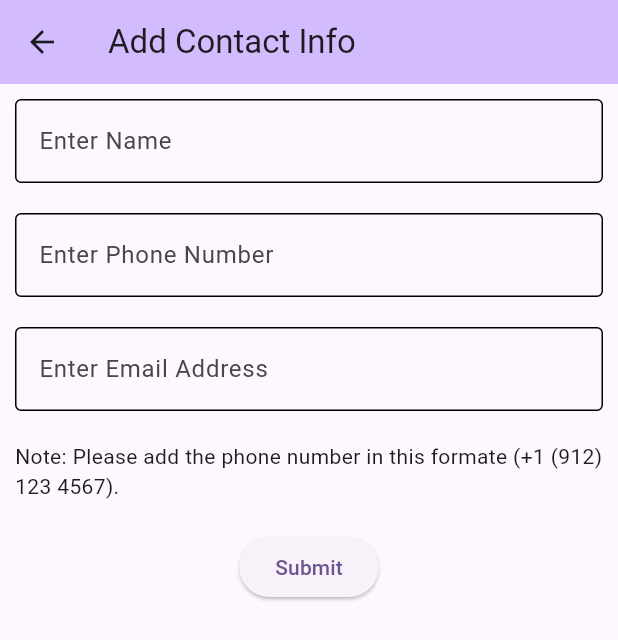
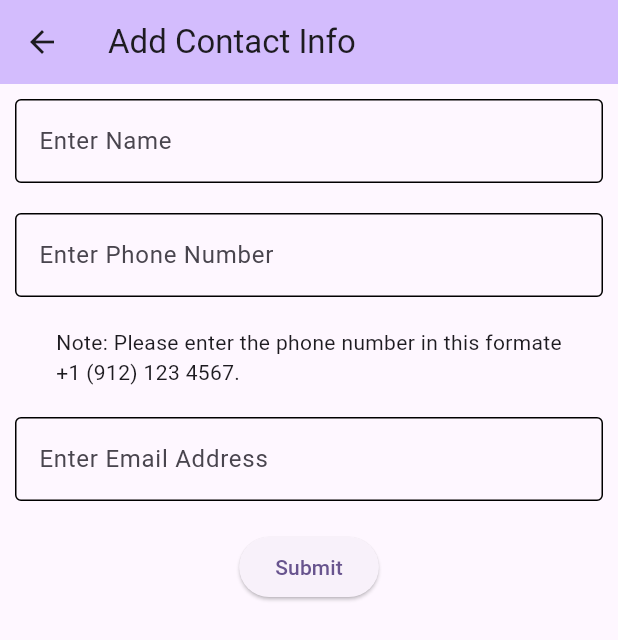
Before and after one commit to ravinwork/contact-view, a Flutter app: the AddContactView screen opened by its route, on a phone screen of 412 x 824 dp. Shown: the top 640 px of the screen. Run offline on Flutter 3.47's test engine with Material 3 defaults, Android fonts, the phone set to English and light mode, and no system bars; our stand-ins replace get.

Commit message:
Update the note string.

```diff
--- a/lib/const/app_string.dart
+++ b/lib/const/app_string.dart
@@ -13,5 +13,5 @@ class AppString {
   static final valiePhoneText = 'Check your phone number';
   static final searchText = 'Search';
   static final notePhoneNumberText =
-      'Note: Please add the phone number in this formate (+1 (912) 123 4567).';
+      'Note: Please enter the phone number in this formate\n+1 (912) 123 4567.';
 }
--- a/lib/view/add_contact_view.dart
+++ b/lib/view/add_contact_view.dart
@@ -56,6 +56,8 @@ class AddContactView extends GetView<ContactController> {
                     : AppString.valiePhoneText,
               ),
               SizedBox(height: 20),
+              Text(AppString.notePhoneNumberText),
+              SizedBox(height: 20),
               commonTextField(
                 controller: emailController,
                 title: AppString.enterEmailText,
@@ -63,8 +65,6 @@ class AddContactView extends GetView<ContactController> {
                     ? null
                     : AppString.validEmailText,
               ),
-              SizedBox(height: 20),
-              Text(AppString.notePhoneNumberText),
               SizedBox(height: 20),
               ElevatedButton(
                 onPressed: () {
```
